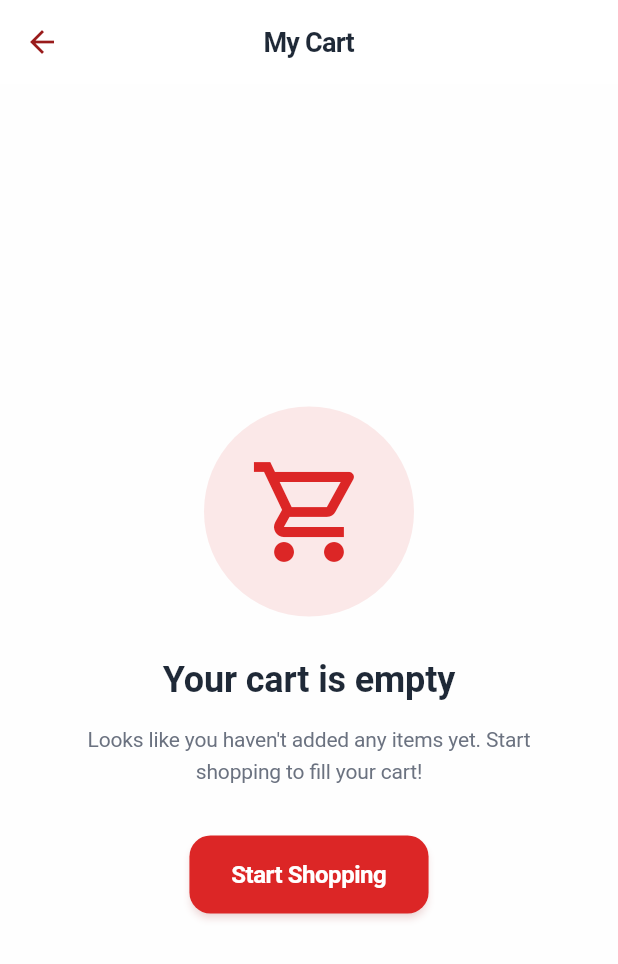
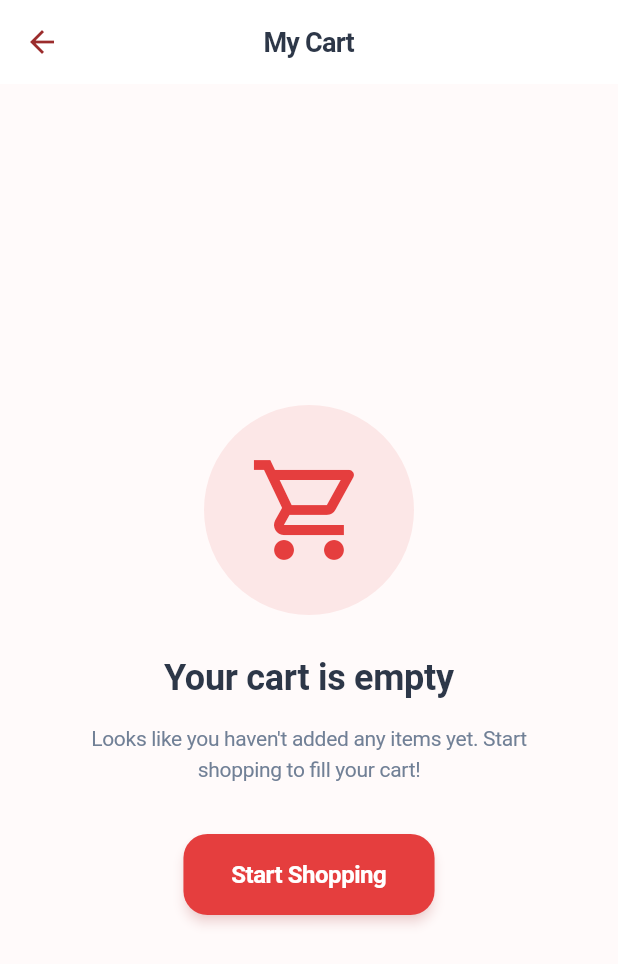
Before and after one commit to rohitsharma342/fnp, a Flutter app: the CartScreen screen opened by its route, on a phone screen of 412 x 824 dp. Shown: the top 964 px of the screen. Run offline on Flutter 3.47's test engine with Material 3 defaults, Android fonts, the phone set to English and light mode, and no system bars; our stand-ins replace cached_network_image, smooth_page_indicator; network calls fail; Roboto replaces fonts that are missing (SF Pro Display).

Commit message:
Updated project for fnp

```diff
--- a/lib/config/theme.dart
+++ b/lib/config/theme.dart
@@ -1,32 +1,33 @@
 import 'package:flutter/material.dart';
+import 'package:flutter/services.dart';
 
 class AppTheme {
-  // Primary red color palette
-  static const Color primaryColor = Color(0xFFDC2626); // Modern red
-  static const Color secondaryColor = Color(0xFFEF4444); // Lighter red
-  static const Color accentColor = Color(0xFFFEE2E2); // Very light red
-  static const Color backgroundColor = Color(0xFFFEFEFE); // Clean white
+  // Primary red color palette - Enhanced red theme
+  static const Color primaryColor = Color(0xFFE53E3E); // Vibrant red
+  static const Color secondaryColor = Color(0xFFFC8181); // Lighter red
+  static const Color accentColor = Color(0xFFFED7D7); // Very light red
+  static const Color backgroundColor = Color(0xFFFFFAFA); // Warm white
   static const Color surfaceColor = Colors.white;
-  static const Color textPrimary = Color(0xFF1F2937); // Dark gray
-  static const Color textSecondary = Color(0xFF6B7280); // Medium gray
-  static const Color successColor = Color(0xFF10B981); // Green
-  static const Color errorColor = Color(0xFFDC2626); // Red for errors
-  static const Color warningColor = Color(0xFFF59E0B); // Amber
-  static const Color darkRed = Color(0xFF991B1B); // Dark red
-  static const Color lightRed = Color(0xFFFEF2F2); // Very light red background
-  static const Color mediumRed = Color(0xFFEF4444); // Medium red
+  static const Color textPrimary = Color(0xFF2D3748); // Dark gray
+  static const Color textSecondary = Color(0xFF718096); // Medium gray
+  static const Color successColor = Color(0xFF38A169); // Green
+  static const Color errorColor = Color(0xFFE53E3E); // Red for errors
+  static const Color warningColor = Color(0xFFD69E2E); // Amber
+  static const Color darkRed = Color(0xFF9B2C2C); // Dark red
+  static const Color lightRed = Color(0xFFFFF5F5); // Very light red background
+  static const Color mediumRed = Color(0xFFE53E3E); // Medium red
 
-  // Additional red shades for variety
-  static const Color redShade50 = Color(0xFFFEF2F2);
-  static const Color redShade100 = Color(0xFFFEE2E2);
-  static const Color redShade200 = Color(0xFFFECACA);
-  static const Color redShade300 = Color(0xFFFCA5A5);
-  static const Color redShade400 = Color(0xFFF87171);
-  static const Color redShade500 = Color(0xFFEF4444);
-  static const Color redShade600 = Color(0xFFDC2626);
-  static const Color redShade700 = Color(0xFFB91C1C);
-  static const Color redShade800 = Color(0xFF991B1B);
-  static const Color redShade900 = Color(0xFF7F1D1D);
+  // Enhanced red shades for variety
+  static const Color redShade50 = Color(0xFFFFF5F5);
+  static const Color redShade100 = Color(0xFFFED7D7);
+  static const Color redShade200 = Color(0xFFFEB2B2);
+  static const Color redShade300 = Color(0xFFFC8181);
+  static const Color redShade400 = Color(0xFFF56565);
+  static const Color redShade500 = Color(0xFFE53E3E);
+  static const Color redShade600 = Color(0xFFC53030);
+  static const Color redShade700 = Color(0xFF9B2C2C);
+  static const Color redShade800 = Color(0xFF822727);
+  static const Color redShade900 = Color(0xFF63171B);
 
   static ThemeData lightTheme = ThemeData(
     useMaterial3: true,
@@ -54,7 +55,7 @@ class AppTheme {
       foregroundColor: textPrimary,
       elevation: 0,
       centerTitle: true,
-      shadowColor: primaryColor.withOpacity(0.08),
+      shadowColor: primaryColor.withOpacity(0.1),
       titleTextStyle: const TextStyle(
         color: textPrimary,
         fontSize: 18,
@@ -74,40 +75,40 @@ class AppTheme {
       style: ElevatedButton.styleFrom(
         backgroundColor: primaryColor,
         foregroundColor: Colors.white,
-        elevation: 2,
-        shadowColor: primaryColor.withOpacity(0.25),
-        padding: const EdgeInsets.symmetric(horizontal: 28, vertical: 16),
+        elevation: 3,
+        shadowColor: primaryColor.withOpacity(0.3),
+        padding: const EdgeInsets.symmetric(horizontal: 32, vertical: 16),
         shape: RoundedRectangleBorder(
-          borderRadius: BorderRadius.circular(14),
+          borderRadius: BorderRadius.circular(16),
         ),
         textStyle: const TextStyle(
           fontSize: 16,
           fontWeight: FontWeight.w600,
           letterSpacing: -0.3,
         ),
-        minimumSize: const Size(0, 52),
+        minimumSize: const Size(0, 54),
       ),
     ),
     outlinedButtonTheme: OutlinedButtonThemeData(
       style: OutlinedButton.styleFrom(
         foregroundColor: darkRed,
-        side: const BorderSide(color: darkRed, width: 1.5),
-        padding: const EdgeInsets.symmetric(horizontal: 28, vertical: 16),
+        side: const BorderSide(color: darkRed, width: 2),
+        padding: const EdgeInsets.symmetric(horizontal: 32, vertical: 16),
         shape: RoundedRectangleBorder(
-          borderRadius: BorderRadius.circular(14),
+          borderRadius: BorderRadius.circular(16),
         ),
         textStyle: const TextStyle(
           fontSize: 16,
           fontWeight: FontWeight.w600,
           letterSpacing: -0.3,
         ),
-        minimumSize: const Size(0, 52),
+        minimumSize: const Size(0, 54),
       ),
     ),
     textButtonTheme: TextButtonThemeData(
       style: TextButton.styleFrom(
         foregroundColor: darkRed,
-        padding: const EdgeInsets.symmetric(horizontal: 20, vertical: 12),
+        padding: const EdgeInsets.symmetric(horizontal: 24, vertical: 12),
         textStyle: const TextStyle(
           fontSize: 16,
           fontWeight: FontWeight.w500,
@@ -121,26 +122,26 @@ class AppTheme {
     inputDecorationTheme: InputDecorationTheme(
       filled: true,
       fillColor: redShade50,
-      contentPadding: const EdgeInsets.symmetric(horizontal: 20, vertical: 16),
+      contentPadding: const EdgeInsets.symmetric(horizontal: 20, vertical: 18),
       border: OutlineInputBorder(
-        borderRadius: BorderRadius.circular(14),
+        borderRadius: BorderRadius.circular(16),
         borderSide: BorderSide(color: redShade200),
       ),
       enabledBorder: OutlineInputBorder(
-        borderRadius: BorderRadius.circular(14),
+        borderRadius: BorderRadius.circular(16),
         borderSide: BorderSide(color: redShade200),
       ),
       focusedBorder: OutlineInputBorder(
-        borderRadius: BorderRadius.circular(14),
-        borderSide: const BorderSide(color: primaryColor, width: 2),
+        borderRadius: BorderRadius.circular(16),
+        borderSide: const BorderSide(color: primaryColor, width: 2.5),
       ),
       errorBorder: OutlineInputBorder(
-        borderRadius: BorderRadius.circular(14),
-        borderSide: const BorderSide(color: errorColor, width: 1.5),
+        borderRadius: BorderRadius.circular(16),
+        borderSide: const BorderSide(color: errorColor, width: 2),
       ),
       focusedErrorBorder: OutlineInputBorder(
-        borderRadius: BorderRadius.circular(14),
-        borderSide: const BorderSide(color: errorColor, width: 2),
+        borderRadius: BorderRadius.circular(16),
+        borderSide: const BorderSide(color: errorColor, width: 2.5),
       ),
       hintStyle: TextStyle(
         color: textSecondary,
@@ -155,20 +156,20 @@ class AppTheme {
     ),
     cardTheme: CardThemeData(
       color: surfaceColor,
-      elevation: 1,
-      shadowColor: primaryColor.withOpacity(0.08),
+      elevation: 2,
+      shadowColor: primaryColor.withOpacity(0.1),
       shape: RoundedRectangleBorder(
-        borderRadius: BorderRadius.circular(18),
-        side: BorderSide(color: redShade100, width: 0.5),
+        borderRadius: BorderRadius.circular(20),
+        side: BorderSide(color: redShade100, width: 1),
       ),
-      margin: const EdgeInsets.symmetric(horizontal: 4, vertical: 4),
+      margin: const EdgeInsets.symmetric(horizontal: 6, vertical: 6),
     ),
     bottomNavigationBarTheme: BottomNavigationBarThemeData(
       backgroundColor: surfaceColor,
       selectedItemColor: primaryColor,
       unselectedItemColor: textSecondary,
       type: BottomNavigationBarType.fixed,
-      elevation: 12,
+      elevation: 15,
       selectedLabelStyle: const TextStyle(
         fontWeight: FontWeight.w600,
         fontSize: 12,
@@ -182,7 +183,7 @@ class AppTheme {
     ),
     chipTheme: ChipThemeData(
       backgroundColor: redShade50,
-      selectedColor: redShade200,
+      selectedColor: redShade300,
       labelStyle: TextStyle(
         color: darkRed,
         fontWeight: FontWeight.w500,
@@ -192,23 +193,23 @@ class AppTheme {
         color: Colors.white,
         fontWeight: FontWeight.w600,
       ),
-      padding: const EdgeInsets.symmetric(horizontal: 16, vertical: 10),
+      padding: const EdgeInsets.symmetric(horizontal: 18, vertical: 12),
       shape: RoundedRectangleBorder(
-        borderRadius: BorderRadius.circular(24),
+        borderRadius: BorderRadius.circular(28),
       ),
-      side: BorderSide(color: redShade300, width: 1),
-      elevation: 0,
-      pressElevation: 1,
+      side: BorderSide(color: redShade300, width: 1.5),
+      elevation: 1,
+      pressElevation: 2,
     ),
     floatingActionButtonTheme: FloatingActionButtonThemeData(
       backgroundColor: primaryColor,
       foregroundColor: Colors.white,
-      elevation: 4,
-      focusElevation: 6,
-      hoverElevation: 6,
-      highlightElevation: 8,
+      elevation: 6,
+      focusElevation: 8,
+      hoverElevation: 8,
+      highlightElevation: 10,
       shape: RoundedRectangleBorder(
-        borderRadius: BorderRadius.circular(18),
+        borderRadius: BorderRadius.circular(20),
       ),
     ),
     switchTheme: SwitchThemeData(
@@ -234,7 +235,7 @@ class AppTheme {
       }),
       checkColor: MaterialStateProperty.all(Colors.white),
       shape: RoundedRectangleBorder(
-        borderRadius: BorderRadius.circular(4),
+        borderRadius: BorderRadius.circular(5),
       ),
     ),
     radioTheme: RadioThemeData(
@@ -249,7 +250,7 @@ class AppTheme {
       activeTrackColor: primaryColor,
       inactiveTrackColor: redShade200,
       thumbColor: darkRed,
-      overlayColor: primaryColor.withOpacity(0.15),
+      overlayColor: primaryColor.withOpacity(0.2),
       valueIndicatorColor: darkRed,
       valueIndicatorTextStyle: const TextStyle(
         color: Colors.white,
@@ -269,15 +270,15 @@ class AppTheme {
         fontSize: 15,
       ),
       shape: RoundedRectangleBorder(
-        borderRadius: BorderRadius.circular(12),
+        borderRadius: BorderRadius.circular(14),
       ),
       behavior: SnackBarBehavior.floating,
-      elevation: 4,
+      elevation: 6,
       actionTextColor: redShade200,
     ),
     dividerTheme: DividerThemeData(
       color: redShade200,
-      thickness: 0.8,
+      thickness: 1,
       space: 1,
     ),
     listTileTheme: ListTileThemeData(
@@ -287,9 +288,9 @@ class AppTheme {
       selectedTileColor: redShade50,
       selectedColor: primaryColor,
       shape: RoundedRectangleBorder(
-        borderRadius: BorderRadius.circular(12),
+        borderRadius: BorderRadius.circular(14),
       ),
-      contentPadding: const EdgeInsets.symmetric(horizontal: 20, vertical: 8),
+      contentPadding: const EdgeInsets.symmetric(horizontal: 20, vertical: 10),
     ),
     tabBarTheme: TabBarTheme(
       labelColor: primaryColor,
@@ -306,7 +307,7 @@ class AppTheme {
         letterSpacing: -0.3,
       ),
       indicator: UnderlineTabIndicator(
-        borderSide: BorderSide(color: primaryColor, width: 3),
+        borderSide: BorderSide(color: primaryColor, width: 3.5),
         insets: const EdgeInsets.symmetric(horizontal: 20),
       ),
     ),
@@ -314,16 +315,16 @@ class AppTheme {
       backgroundColor: surfaceColor,
       modalBackgroundColor: surfaceColor,
       shape: const RoundedRectangleBorder(
-        borderRadius: BorderRadius.vertical(top: Radius.circular(24)),
+        borderRadius: BorderRadius.vertical(top: Radius.circular(28)),
       ),
-      elevation: 8,
-      modalElevation: 16,
+      elevation: 10,
+      modalElevation: 20,
     ),
     dialogTheme: DialogTheme(
       backgroundColor: surfaceColor,
-      elevation: 8,
+      elevation: 10,
       shape: RoundedRectangleBorder(
-        borderRadius: BorderRadius.circular(20),
+        borderRadius: BorderRadius.circular(24),
       ),
       titleTextStyle: TextStyle(
         color: textPrimary,
@@ -349,121 +350,121 @@ class AppTheme {
     textTheme: TextTheme(
       displayLarge: TextStyle(
         color: textPrimary,
-        fontSize: 32,
+        fontSize: 34,
         fontWeight: FontWeight.w700,
-        letterSpacing: -1.0,
+        letterSpacing: -1.2,
         height: 1.2,
       ),
       displayMedium: TextStyle(
         color: textPrimary,
-        fontSize: 28,
+        fontSize: 30,
+        fontWeight: FontWeight.w600,
+        letterSpacing: -1.0,
+        height: 1.3,
+      ),
+      displaySmall: TextStyle(
+        color: textPrimary,
+        fontSize: 26,
         fontWeight: FontWeight.w600,
         letterSpacing: -0.8,
         height: 1.3,
       ),
-      displaySmall: TextStyle(
+      headlineLarge: TextStyle(
         color: textPrimary,
         fontSize: 24,
         fontWeight: FontWeight.w600,
         letterSpacing: -0.6,
         height: 1.3,
       ),
-      headlineLarge: TextStyle(
+      headlineMedium: TextStyle(
         color: textPrimary,
         fontSize: 22,
         fontWeight: FontWeight.w600,
         letterSpacing: -0.5,
-        height: 1.3,
+        height: 1.4,
       ),
-      headlineMedium: TextStyle(
+      headlineSmall: TextStyle(
         color: textPrimary,
         fontSize: 20,
         fontWeight: FontWeight.w600,
         letterSpacing: -0.4,
         height: 1.4,
       ),
-      headlineSmall: TextStyle(
+      titleLarge: TextStyle(
         color: textPrimary,
         fontSize: 18,
         fontWeight: FontWeight.w600,
         letterSpacing: -0.3,
         height: 1.4,
       ),
-      titleLarge: TextStyle(
+      titleMedium: TextStyle(
         color: textPrimary,
         fontSize: 16,
         fontWeight: FontWeight.w600,
         letterSpacing: -0.2,
         height: 1.4,
       ),
-      titleMedium: TextStyle(
-        color: textPrimary,
+      titleSmall: TextStyle(
+        color: textSecondary,
         fontSize: 14,
         fontWeight: FontWeight.w600,
         letterSpacing: -0.1,
         height: 1.4,
       ),
-      titleSmall: TextStyle(
-        color: textSecondary,
-        fontSize: 12,
-        fontWeight: FontWeight.w600,
-        letterSpacing: 0.1,
-        height: 1.4,
-      ),
       bodyLarge: TextStyle(
         color: textPrimary,
-        fontSize: 16,
+        fontSize: 17,
+        fontWeight: FontWeight.w400,
+        letterSpacing: -0.3,
+        height: 1.5,
+      ),
+      bodyMedium: TextStyle(
+        color: textPrimary,
+        fontSize: 15,
         fontWeight: FontWeight.w400,
         letterSpacing: -0.2,
         height: 1.5,
       ),
-      bodyMedium: TextStyle(
-        color: textPrimary,
-        fontSize: 14,
+      bodySmall: TextStyle(
+        color: textSecondary,
+        fontSize: 13,
         fontWeight: FontWeight.w400,
         letterSpacing: -0.1,
-        height: 1.5,
-      ),
-      bodySmall: TextStyle(
-        color: textSecondary,
-        fontSize: 12,
-        fontWeight: FontWeight.w400,
-        letterSpacing: 0.0,
         height: 1.4,
       ),
       labelLarge: TextStyle(
         color: darkRed,
-        fontSize: 14,
+        fontSize: 15,
         fontWeight: FontWeight.w600,
-        letterSpacing: -0.1,
+        letterSpacing: -0.2,
         height: 1.4,
       ),
       labelMedium: TextStyle(
         color: darkRed,
-        fontSize: 12,
+        fontSize: 13,
         fontWeight: FontWeight.w500,
-        letterSpacing: 0.0,
+        letterSpacing: -0.1,
         height: 1.3,
       ),
       labelSmall: TextStyle(
         color: textSecondary,
-        fontSize: 10,
+        fontSize: 11,
         fontWeight: FontWeight.w500,
-        letterSpacing: 0.1,
+        letterSpacing: 0.0,
         height: 1.3,
       ),
     ),
   );
 
-  // Dark theme with red accents
+  // Enhanced dark theme with red accents
   static ThemeData darkTheme = ThemeData(
     useMaterial3: true,
     brightness: Brightness.dark,
     colorScheme: ColorScheme.dark(
       primary: redShade400,
       secondary: redShade300,
-      surface: const Color(0xFF1F1F1F),
-      background: const Color(0xFF121212),
+      surface: const Color(0xFF1A1A1A),
+      background: const Color(0xFF0F0F0F),
       error: redShade400,
       onPrimary: Colors.white,
       onSecondary: Colors.white,
@@ -476,11 +477,11 @@ class AppTheme {
       secondaryContainer: redShade900,
       onSecondaryContainer: redShade200,
     ),
-    scaffoldBackgroundColor: const Color(0xFF121212),
+    scaffoldBackgroundColor: const Color(0xFF0F0F0F),
     fontFamily: 'SF Pro Display',
   );
 
-  // Utility methods for red color variations
+  // Enhanced utility methods for red color variations
   static Color getRedShade(int shade) {
     switch (shade) {
       case 50: return redShade50;
@@ -516,4 +517,36 @@ class AppTheme {
       end: Alignment.bottomRight,
     );
   }
+
+  static LinearGradient getVibrantRedGradient() {
+    return LinearGradient(
+      colors: [redShade500, redShade700],
+      begin: Alignment.topCenter,
+      end: Alignment.bottomCenter,
+    );
+  }
+
+  static LinearGradient getSubtleRedGradient() {
+    return LinearGradient(
+      colors: [redShade100, redShade200],
+      begin: Alignment.topLeft,
+      end: Alignment.bottomRight,
+    );
+  }
+
+  static BoxShadow getRedShadow({double opacity = 0.15, double blurRadius = 8}) {
+    return BoxShadow(
+      color: primaryColor.withOpacity(opacity),
+      blurRadius: blurRadius,
+      offset: const Offset(0, 4),
+    );
+  }
+
+  static BoxShadow getElevatedRedShadow() {
+    return BoxShadow(
+      color: primaryColor.withOpacity(0.25),
+      blurRadius: 12,
+      offset: const Offset(0, 6),
+    );
+  }
 }
```
